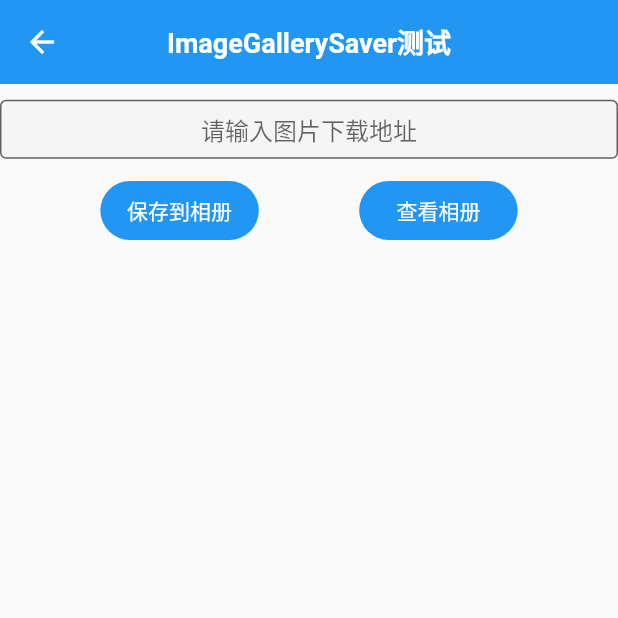
After one commit to FlyNothing/flutter_demo, a Flutter app: the ImageGallerySaverPage screen opened directly, on a phone screen of 412 x 824 dp, the top half of it. The commit adds this screen. Run offline on Flutter 3.47's test engine with Material 2 defaults, Android fonts, the phone set to English and light mode, and no system bars; our stand-ins replace badges, cached_network_image, date_format, date_picker_timeline, device_preview, dio and 10 more; missing offline and left inert: flutter_date_picker_timeline, mobile_scanner, qr_code_scanner; accounts and stored records are empty.

Commit message:
[A] - 新增image_gallery_saver插件

```diff
--- /dev/null
+++ b/lib/plugin/imagegallerysaver/image_gallery_saver_page.dart
@@ -0,0 +1,83 @@
+import 'package:dio/dio.dart';
+import 'package:flutter/foundation.dart';
+import 'package:flutter/material.dart';
+import 'package:flutter_demo/common/util/api.dart';
+import 'package:flutter_demo/common/util/global_widget.dart';
+import 'package:flutter_demo/plugin/easyloading/page/easy_loading_page.dart';
+import 'package:flutter_easyloading/flutter_easyloading.dart';
+import 'package:flutter_screenutil/flutter_screenutil.dart';
+import 'package:image_gallery_saver/image_gallery_saver.dart';
+import 'package:image_picker/image_picker.dart';
+import 'package:uuid/uuid.dart';
+
+class ImageGallerySaverPage extends StatefulWidget {
+  const ImageGallerySaverPage({Key? key}) : super(key: key);
+
+  @override
+  State<StatefulWidget> createState() => _ImageGallerySaverPageState();
+}
+
+class _ImageGallerySaverPageState extends State<ImageGallerySaverPage> {
+  final TextEditingController _controller = TextEditingController();
+  final ImagePicker _imagePicker = ImagePicker();
+  final Uuid _uuid = const Uuid();
+
+  @override
+  Widget build(BuildContext context) {
+    return Scaffold(
+      appBar: appBarStandard(title: 'ImageGallerySaver测试'),
+      body: _getBody(context),
+    );
+  }
+
+  _getBody(BuildContext context) {
+    return Column(
+      children: [
+        _getUrlTextField(),
+        Row(
+          mainAxisAlignment: MainAxisAlignment.spaceEvenly,
+          children: [
+            textButtonStandard("保存到相册", () => _saveToGallery(_controller.text)),
+            textButtonStandard("查看相册", () => _pickImage()),
+          ],
+        )
+      ],
+    );
+  }
+
+  Container _getUrlTextField() {
+    return Container(
+      margin: EdgeInsets.symmetric(vertical: 10.w),
+      height: 40.h,
+      width: 1.sw,
+      child: textFieldStandard(_controller, hintText: "请输入图片下载地址"),
+    );
+  }
+
+  /// 保存到相册
+  Future<void> _saveToGallery(String url) async {
+    // 下载文件
+    Response resp = await getHttpFile(url);
+    List<int> dataList = resp.data as List<int>;
+    Map res = await ImageGallerySaver.saveImage(Uint8List.fromList(dataList), name: _getFileName(url));
+    if (res["isSuccess"]) {
+      EasyLoading.showInfo("保存成功");
+    } else {
+      EasyLoading.showError("保存失败");
+    }
+  }
+
+  void _pickImage() {
+    _imagePicker.pickImage(source: ImageSource.gallery);
+  }
+
+  String _getFileName(String url) {
+    return _uuid.v5(Uuid.NAMESPACE_URL, url);
+  }
+
+  @override
+  void dispose() {
+    _controller.dispose();
+    super.dispose();
+  }
+}
--- a/lib/plugin/plugin_menu_config.dart
+++ b/lib/plugin/plugin_menu_config.dart
@@ -6,6 +6,7 @@ import 'package:flutter_demo/plugin/flutterdatepickertimeline/flutter_date_picke
 import 'package:flutter_demo/plugin/easyloading/page/easy_loading_page.dart';
 import 'package:flutter_demo/plugin/easyrefresh/easy_refresh_page.dart';
 import 'package:flutter_demo/plugin/imagecropper/image_cropper_page.dart';
+import 'package:flutter_demo/plugin/imagegallerysaver/image_gallery_saver_page.dart';
 import 'package:flutter_demo/plugin/imagepicker/base_image_picker_menu_page.dart';
 import 'package:flutter_demo/plugin/mobilescanner/mobile_scanner_page.dart';
 import 'package:flutter_demo/plugin/pathprovider/path_provider_page.dart';
@@ -24,6 +25,7 @@ List<PluginMenuVO> pluginMenuList = [
   PluginMenuVO("badges", "徽标测试", const BadgesPage()),
   PluginMenuVO("image_picker", "图片选择", const BaseImagePickerMenuPage()),
   PluginMenuVO("image_cropper", "图片裁剪", const ImageCropperPage()),
+  PluginMenuVO("image_gallery_saver", "保存到相册", const ImageGallerySaverPage()),
   PluginMenuVO("path_provider", "文件访问", const PathProviderPage()),
   PluginMenuVO("qr_code_scanner", "二维码扫码1", const QRCodeScannerPage()),
   PluginMenuVO("mobile_scanner", "二维码扫码2", const MobileScannerPage()),
--- a/pubspec.yaml
+++ b/pubspec.yaml
@@ -24,6 +24,7 @@ dependencies:
   flutter_easyloading: ^3.0.5
   flutter_screenutil: ^5.3.1
   image_cropper: ^3.0.0
+  image_gallery_saver: ^1.7.1
   image_picker: ^0.8.6
   mobile_scanner: ^2.0.0 # 二维码扫码插件2
   path_provider: ^2.0.11
```
